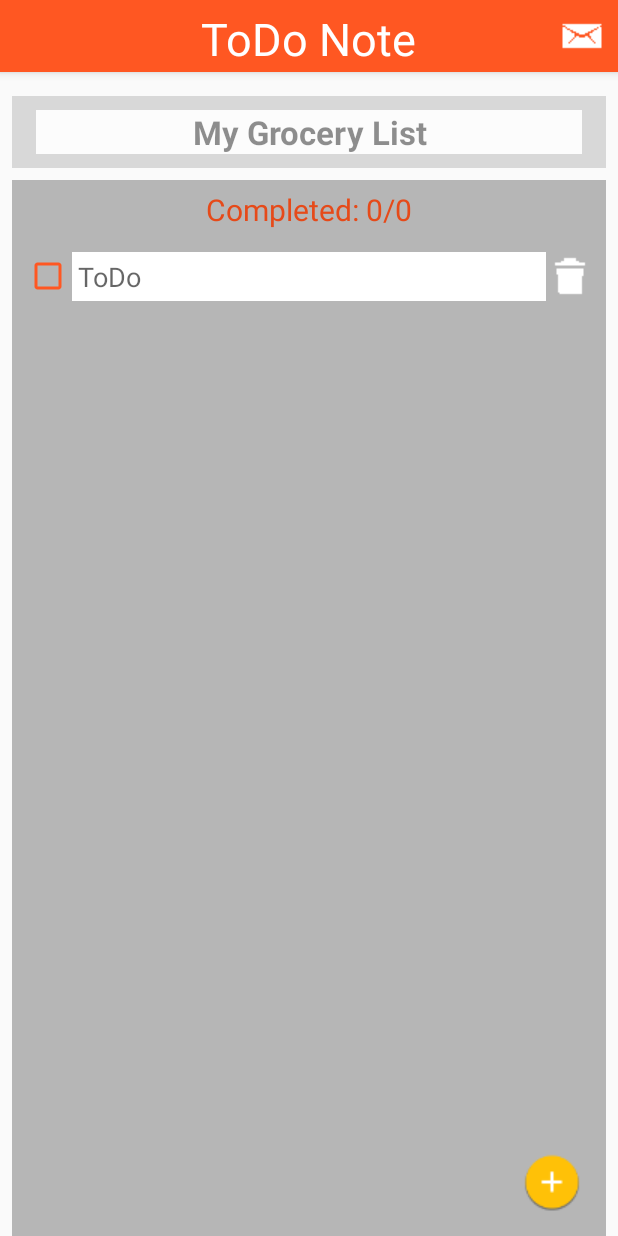
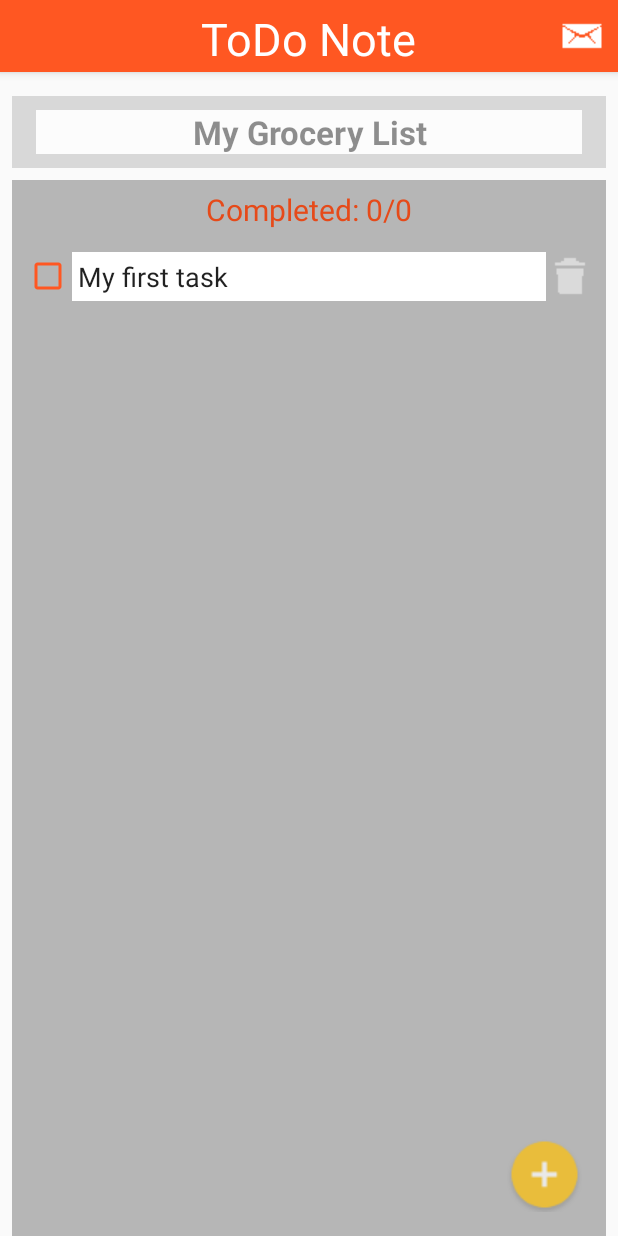
Before and after one commit to llumea/app15, an Android app: the screen it shows after launch (SecondActivity), after a tap on "My Grocery List", on a phone screen of 412 x 824 dp. Run offline under Robolectric (Android 15) with nearby library versions, the phone set to English and light mode, and no system bars; 2 other taps on this screen came first.

Commit message:
New checkbox, removebutton in ToDoNote

```diff
--- a/AllNotes/app/src/main/java/com/example/umyhlarsle/allnotes/MainActivity.java
+++ b/AllNotes/app/src/main/java/com/example/umyhlarsle/allnotes/MainActivity.java
@@ -64,7 +64,7 @@ public class MainActivity extends AppCompatActivity {
             ToDoTask tmpTask = new ToDoTask(false, "My first task");
             ArrayList<ToDoTask> tmpList = new ArrayList<>();
             tmpList.add(tmpTask);
-            ToDoNote todonote1 = new ToDoNote("My Grocery List", "", 123, tmpList);
+            ToDoNote todonote1 = new ToDoNote("My Grocery List", "", 123, tmpList, 0, 0);
             mySingleton.myNoteList.add(todonote1);
 
         }
@@ -150,13 +150,13 @@ public class MainActivity extends AppCompatActivity {
     @Override
     protected void onPause() {
         super.onPause();
-        ///saveToFile();
+        ///save();
     }
     @Override
     protected void onResume() {
         super.onResume();
         adapter.notifyDataSetChanged();
-        ///loadFromFile();
+        ///load();
     }
 
     @Override
@@ -249,7 +249,7 @@ public class MainActivity extends AppCompatActivity {
         }
     }
 
-    public void loadFromFile(){
+    public void load(){
 
         String tmpString = pref.getString(SAVE_KEY, null);
         MySingleton mySingleton = MySingleton.getInstance();
@@ -263,7 +263,7 @@ public class MainActivity extends AppCompatActivity {
         }
 
     }
-    public void saveToFile(){
+    public void save(){
 
         MySingleton mySingleton = MySingleton.getInstance();
         String jsonString = gson.toJson(mySingleton);
--- a/AllNotes/app/src/main/java/com/example/umyhlarsle/allnotes/MyTextWatcher.java
+++ b/AllNotes/app/src/main/java/com/example/umyhlarsle/allnotes/MyTextWatcher.java
@@ -34,8 +34,8 @@ public class MyTextWatcher implements TextWatcher {
     @Override
     public void afterTextChanged(Editable s) {
 
-        if (s.length()>30){
-            CharSequence tmp =s.subSequence(0,30);
+        if (s.length()>25){
+            CharSequence tmp =s.subSequence(0,25);
             context.editTitle.setText(tmp);
             context.editTitle.setSelection(tmp.length());
             Toast.makeText(context, "The title cannot exceed 30 characters",
--- a/AllNotes/app/src/main/java/com/example/umyhlarsle/allnotes/ToDoNote.java
+++ b/AllNotes/app/src/main/java/com/example/umyhlarsle/allnotes/ToDoNote.java
@@ -10,14 +10,19 @@ public class ToDoNote extends TextNote {
 
     ///String content kan vara första punkten i listan?
     ArrayList<ToDoTask> taskList = new ArrayList<>();
+    int completedCount;
+    int totalTasks;
+
 
     public ToDoNote(){}
 
-    public ToDoNote(String title, String content, long date, ArrayList<ToDoTask> taskList){
+    public ToDoNote(String title, String content, long date, ArrayList<ToDoTask> taskList, int completedCount, int totalTasks){
         super.title = title;
         super.content = content;
         super.date = date;
         this.taskList = taskList;
+        this.completedCount=completedCount;
+        this.totalTasks=totalTasks;
     }
 
 }
--- a/AllNotes/app/src/main/java/com/example/umyhlarsle/allnotes/ToDoNoteFragment.java
+++ b/AllNotes/app/src/main/java/com/example/umyhlarsle/allnotes/ToDoNoteFragment.java
@@ -10,10 +10,14 @@ import android.view.LayoutInflater;
 import android.view.View;
 import android.view.ViewGroup;
 import android.widget.CheckBox;
+import android.widget.EditText;
+import android.widget.ImageButton;
 import android.widget.LinearLayout;
 import android.widget.RelativeLayout;
 import android.widget.ScrollView;
+import android.widget.TextView;
 
+import java.util.ArrayList;
 import java.util.Calendar;
 import java.util.Date;
 
@@ -24,9 +28,18 @@ import java.util.Date;
 public class ToDoNoteFragment extends Fragment {
 
     RelativeLayout relativeLayout;
+    RelativeLayout relativeLayout1;
     ScrollView scrollView;
     LinearLayout linLayout;
     CheckBox checkBox;
+    ImageButton addTaskButton;
+    ImageButton removeTaskButton;
+    TextView completedText;
+    EditText editTaskText;
+    int completedTaskCount;
+
+
+
     int checkBoxId =0;
 
 
@@ -42,45 +55,126 @@ public class ToDoNoteFragment extends Fragment {
         // Inflate the layout for this fragment
         View view = inflater.inflate(R.layout.fragment_to_do_note, container, false);
         relativeLayout = (RelativeLayout)view.findViewById(R.id.relativelayout2);
+        relativeLayout1 = (RelativeLayout)view.findViewById(R.id.relativelayout1);
         scrollView = (ScrollView)relativeLayout.findViewById(R.id.scroll_view);
         linLayout = (LinearLayout)scrollView.findViewById(R.id.custom_inflated_list_layout);
 
+        completedText=(TextView)relativeLayout1.findViewById(R.id.completed_text);
+        addTaskButton = (ImageButton)view.findViewById(R.id.add_task_button);
+        addTaskButton.setOnClickListener(new View.OnClickListener() {
+            @Override
+            public void onClick(View v) {
+                ///Lägger till task när man trycker på knappen
+                MySingleton mySingleton = MySingleton.getInstance();
+
+                ToDoTask tmpToDoTask = new ToDoTask(false, "");
+                Note tmpNote = mySingleton.myNoteList.get(mySingleton.listPosition);
+                ToDoNote tmpToDoNote = (ToDoNote) tmpNote;
+                tmpToDoNote.taskList.add(tmpToDoTask);
+                tmpToDoNote.totalTasks++;
+                ((SecondActivity)getActivity()).showToDoNoteFragment();
+            }
+        });
 
 
-    ///for-loop för varje item i todonote
+        ///Visar antal slutförda uppgifter/totalt antal uppgifter
         MySingleton mySingleton = MySingleton.getInstance();
         Note tmpNote = mySingleton.myNoteList.get(mySingleton.listPosition);
         ToDoNote tmpToDoNote = (ToDoNote) tmpNote;
 
+
+    ///Start inflating checkbox, edittext and removebutton
+
         for (int i =0;i<tmpToDoNote.taskList.size();i++) {
 
             View inflatedView = inflater.inflate(R.layout.inflated_layout, linLayout, false);
+            editTaskText = (EditText)inflatedView.findViewById(R.id.edit_task_text);
+            editTaskText.setTag(tmpToDoNote.taskList.get(i));
+            Log.i("TAG", "TAG för editTaskText: " + editTaskText.getTag());
+            removeTaskButton = (ImageButton)inflatedView.findViewById(R.id.remove_task_button);
+            if (tmpToDoNote.taskList.size()==1){removeTaskButton.setAlpha(0.5f);
+            } else{removeTaskButton.setAlpha(1f);}
+            removeTaskButton.setTag(tmpToDoNote.taskList.get(i));
+            removeTaskButton.setOnClickListener(new View.OnClickListener() {
+                @Override
+                public void onClick(View v) {
+                    ///REMOVE task och visa count/total tasks
+                    MySingleton mySingleton = MySingleton.getInstance();
+                    Note tmpNote = mySingleton.myNoteList.get(mySingleton.listPosition);
+                    ToDoNote tmpToDoNote = (ToDoNote) tmpNote;
+
+                    for (int i=0;i<tmpToDoNote.taskList.size();i++) {
+                        removeTaskButton = (ImageButton) v.findViewById(R.id.remove_task_button);
+                        if (tmpToDoNote.taskList.size() > 1) {
+                            if (removeTaskButton == v.findViewWithTag(tmpToDoNote.taskList.get(i))) {
+                                tmpToDoNote.taskList.remove(tmpToDoNote.taskList.get(i));
+                                ///Log.i("TAG", "TAR BORT: " + tmpToDoNote.taskList.get(i) + "index" + i);
+                                tmpToDoNote.totalTasks = tmpToDoNote.taskList.size();
+
+                                ((SecondActivity) getActivity()).showToDoNoteFragment();
+                                Log.i("TAG", "Remove from list!!!");
+                                showTaskList();
+                                break;
+                            }
+
+                        }
+                    }
+                }
+            });
             checkBox = (CheckBox)inflatedView.findViewById(R.id.check_box);
             checkBox.setTag(tmpToDoNote.taskList.get(i));
-        if (checkBox.getTag()==(tmpToDoNote.taskList.get(i))) {
-            if (tmpToDoNote.taskList.get(i).taskDone == false) {
+
+            ///Fyller i checkboxvärden från MySingleton
+
+            for (int j = 0; j < tmpToDoNote.taskList.size(); j++) {
+                if (checkBox.getTag() == tmpToDoNote.taskList.get(j)) {
+                    editTaskText.setText(tmpToDoNote.taskList.get(i).taskString);
+                    if (tmpToDoNote.taskList.get(j).taskDone == false) {
+
                         checkBox.setChecked(false);
-            } else {checkBox.setChecked(true);}
+                    } else if(tmpToDoNote.taskList.get(j).taskDone == true) {
+                        checkBox.setChecked(true);
+                        completedTaskCount++;
                     }
+                }
+            }
+            tmpToDoNote.completedCount=completedTaskCount;
 
             checkBox.setOnClickListener(new View.OnClickListener() {
               @Override
               public void onClick(View v) {
                        ///Kollar bara den sista förekomsten, setTag eller id på checkbox.
-
-                       if (checkBox.isChecked()) {
-                           Log.i("TAG", "Checked");
-                       } else {
-                           Log.i("TAG", "Not Checked");
+                  MySingleton mySingleton = MySingleton.getInstance();
+                  Note tmpNote = mySingleton.myNoteList.get(mySingleton.listPosition);
+                  ToDoNote tmpToDoNote = (ToDoNote) tmpNote;
+                  for (int i = 0; i < tmpToDoNote.taskList.size(); i++) {
+                      checkBox = (CheckBox) v.findViewById(R.id.check_box);
+                      if (checkBox == v.findViewWithTag(tmpToDoNote.taskList.get(i))) {
+                          if (tmpToDoNote.taskList.get(i).taskDone == true) {
+                              tmpToDoNote.taskList.get(i).taskDone = false;
+                              Log.i("TAG", "UNChecked" + tmpToDoNote.taskList.get(i).taskDone);
+                              ((SecondActivity) getActivity()).showToDoNoteFragment();
+                          } else if (tmpToDoNote.taskList.get(i).taskDone == false) {
+                              tmpToDoNote.taskList.get(i).taskDone = true;
+                              Log.i("TAG", "Checked" + tmpToDoNote.taskList.get(i).taskDone);
+                              ((SecondActivity) getActivity()).showToDoNoteFragment();
                           }
 
 
                       }
-            });
+                  }
+
+              }}
+
+
+            );
 
 
                 linLayout.addView(inflatedView);
             }
+        completedText.setText("Completed: "+tmpToDoNote.completedCount+"/"+tmpToDoNote.totalTasks);
+
+        ///End inflation
 
 
             return view;
@@ -90,6 +184,16 @@ public class ToDoNoteFragment extends Fragment {
         super.onPause();
         ///Sparar innehållet, titeln sparas i SecondActivity
         MySingleton mySingleton = MySingleton.getInstance();
+        Note tmpNote = mySingleton.myNoteList.get(mySingleton.listPosition);
+        ToDoNote tmpToDoNote = (ToDoNote) tmpNote;
+
+
+        for (int i = 0; i < tmpToDoNote.taskList.size(); i++) {
+
+
+
+        }
+        showTaskList();
         ///String currentContent = editContent.getText().toString();
         ///((TextNote)mySingleton.myNoteList.get(mySingleton.listPosition)).content= currentContent;
 
@@ -110,6 +214,17 @@ public class ToDoNoteFragment extends Fragment {
 
 
     }
+    //Testar listan
+    public void showTaskList(){
+
+        MySingleton mySingleton = MySingleton.getInstance();
+        Note tmpNote = mySingleton.myNoteList.get(mySingleton.listPosition);
+        ToDoNote tmpToDoNote = (ToDoNote) tmpNote;
+        for (int i = 0; i < tmpToDoNote.taskList.size(); i++) {
+            Log.i("TAG", "I tasklist taskString: "+i+tmpToDoNote.taskList.get(i).taskString);
+            Log.i("TAG", "I tasklist taskDone: "+i+tmpToDoNote.taskList.get(i).taskDone);
+        }
+    }
 
 
 }
--- a/AllNotes/app/src/main/res/layout/fragment_to_do_note.xml
+++ b/AllNotes/app/src/main/res/layout/fragment_to_do_note.xml
@@ -36,6 +36,7 @@
 
     <ScrollView
         android:id="@+id/scroll_view"
+        android:layout_marginBottom="40dp"
         android:layout_width="match_parent"
         android:layout_height="match_parent">
         <LinearLayout
@@ -54,7 +55,10 @@
     <ImageButton
 
         android:background="?android:selectableItemBackground"
+        android:id="@+id/add_task_button"
         android:src="@drawable/yellowplus"
+        android:alpha="0.7"
+
         android:layout_alignParentBottom="true"
         android:layout_alignParentRight="true"
         android:layout_marginBottom="16dp"
--- a/AllNotes/app/src/main/res/layout/inflated_layout.xml
+++ b/AllNotes/app/src/main/res/layout/inflated_layout.xml
@@ -1,6 +1,7 @@
 <?xml version="1.0" encoding="utf-8"?>
 <RelativeLayout xmlns:android="http://schemas.android.com/apk/res/android"
-              android:layout_margin="8dp"
+                android:id="@+id/inflated_relative_layout"
+                android:layout_margin="8dp"
               android:layout_width="fill_parent"
               android:layout_height="wrap_content">
 
@@ -12,18 +13,19 @@
 
     <ImageButton
         android:layout_alignParentRight="true"
-        android:id="@+id/remove_button"
+        android:id="@+id/remove_task_button"
         android:src="@drawable/trash"
         android:background="@color/dividercolor"
         android:layout_width="wrap_content"
         android:layout_height="wrap_content"/>
     <EditText
-        android:id="@+id/edit_item_text"
+        android:id="@+id/edit_task_text"
         android:layout_toRightOf="@id/check_box"
-        android:layout_toLeftOf="@id/remove_button"
+        android:layout_toLeftOf="@id/remove_task_button"
         android:background="@color/texticons"
         android:singleLine="true"
-        android:inputType="textCapSentences"
+        android:maxLength="30"
+        android:inputType="textCapSentences|textNoSuggestions"
         android:hint="ToDo"
         android:padding="4dp"
         android:layout_width="fill_parent"
```
Also changed, not shown: AllNotes/app/src/main/java/com/example/umyhlarsle/allnotes/SavedNotes.java (deleted, +0 -15 lines), AllNotes/app/src/main/java/com/example/umyhlarsle/allnotes/SecondActivity.java (+9 -25 lines), AllNotes/app/src/main/java/com/example/umyhlarsle/allnotes/Tag.java (added, +13 -0 lines), AllNotes/app/src/main/res/drawable/yellowplus.png. Lines whose indentation alone changed are shown as unchanged.
